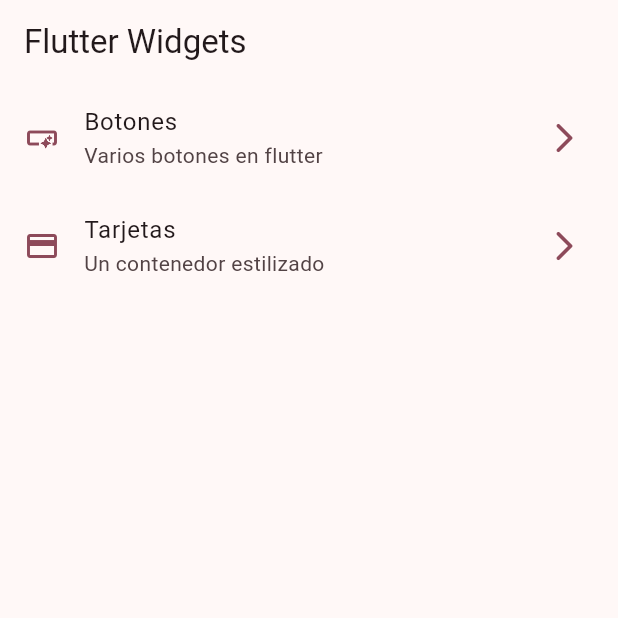
After one commit to alanmoren0D/curso_flutter, a Flutter app: the screen it shows after launch, on a phone screen of 412 x 824 dp, the top half of it. The commit adds this screen. Run offline on Flutter 3.47's test engine with Material 2 defaults, Android fonts, the phone set to English and light mode, and no system bars; our stand-ins replace animate_do, dio, go_router, video_player.

Commit message:
lección de rutas

```diff
--- /dev/null
+++ b/05_widget_app/widget_app/lib/config/menu/menu_items.dart
@@ -0,0 +1,34 @@
+
+
+import 'package:flutter/material.dart';
+
+class MenuItem
+{
+  final String title;
+  final String subTitle;
+  final String link;
+  final IconData icon;
+
+  const MenuItem({
+    required this.title,
+    required this.subTitle,
+    required this.link,
+    required this.icon
+  });
+
+}
+
+const appMenuItems = <MenuItem>[
+  MenuItem(
+    title: 'Botones',
+    subTitle: 'Varios botones en flutter',
+    link: '/buttons',
+    icon: Icons.smart_button_outlined
+  ),
+  MenuItem(
+    title: 'Tarjetas',
+    subTitle: 'Un contenedor estilizado',
+    link: '/cards',
+    icon: Icons.credit_card
+  )
+];
--- /dev/null
+++ b/05_widget_app/widget_app/lib/config/router/app_router.dart
@@ -0,0 +1,23 @@
+import 'package:go_router/go_router.dart';
+import 'package:widget_app/presentation/screens/screens.dart';
+
+// GoRouter configuration
+final appRouter = GoRouter(
+  routes: [
+    GoRoute(
+      path: '/',
+      name: HomeScreen.name,
+      builder: (context, state) => const HomeScreen(),
+    ),
+    GoRoute(
+      path: '/buttons',
+      name: ButtonsScreen.name,
+      builder: (context, state) => const ButtonsScreen(),
+    ),
+    GoRoute(
+      path: '/cards',
+      name: CardsScreen.name,
+      builder: (context, state) => const CardsScreen(),
+    ),
+  ],
+);
--- a/05_widget_app/widget_app/lib/config/theme/app_theme.dart
+++ b/05_widget_app/widget_app/lib/config/theme/app_theme.dart
@@ -21,6 +21,9 @@ class AppTheme
 
   ThemeData getTheme() => ThemeData(
     useMaterial3: true,
-    colorSchemeSeed: colorList[selectedColor]
+    colorSchemeSeed: colorList[selectedColor],
+    appBarTheme: const AppBarTheme(
+      centerTitle: false
+    )
   );
 }
--- a/05_widget_app/widget_app/lib/main.dart
+++ b/05_widget_app/widget_app/lib/main.dart
@@ -1,4 +1,5 @@
 import 'package:flutter/material.dart';
+import 'package:widget_app/config/router/app_router.dart';
 import 'package:widget_app/config/theme/app_theme.dart';
 
 void main() {
@@ -10,14 +11,12 @@ class MainApp extends StatelessWidget {
 
   @override
   Widget build(BuildContext context) {
-    return MaterialApp(
+    return MaterialApp.router(
+      routerConfig: appRouter,
       debugShowCheckedModeBanner: false,
-      theme: AppTheme().getTheme(),
-      home:const Scaffold(
-        body: Center(
-          child: Text('Hello World!'),
-        ),
-      ),
+      theme: AppTheme(selectedColor: 8).getTheme(),
+
+
     );
   }
 }
--- /dev/null
+++ b/05_widget_app/widget_app/lib/presentation/screens/home/home_screen.dart
@@ -0,0 +1,70 @@
+import 'package:flutter/material.dart';
+import 'package:go_router/go_router.dart';
+import 'package:widget_app/config/menu/menu_items.dart';
+
+class HomeScreen extends StatelessWidget {
+
+  static const String name = 'homa_screen';
+
+  const HomeScreen({super.key});
+
+  @override
+  Widget build(BuildContext context) {
+    return Scaffold(
+      appBar: AppBar(
+        title: const Text('Flutter Widgets'),
+      ),
+      body: const _HomeView(),
+    );
+  }
+}
+
+class _HomeView extends StatelessWidget {
+  const _HomeView();
+
+  @override
+  Widget build(BuildContext context)
+  {
+
+    return ListView.builder(
+      itemCount: appMenuItems.length,
+      itemBuilder: (context, index)
+      {
+        final menuItem = appMenuItems[index];
+        return _CustomListTile(menuItem: menuItem);
+      }
+    );
+  }
+}
+
+class _CustomListTile extends StatelessWidget {
+  const _CustomListTile({
+    required this.menuItem,
+  });
+
+  final MenuItem menuItem;
+
+  @override
+  Widget build(BuildContext context) {
+
+    final colors = Theme.of(context).colorScheme;
+    return ListTile(
+      leading: Icon(menuItem.icon, color: colors.primary,),
+      trailing: Icon(Icons.arrow_forward_ios_rounded, color: colors.primary,),
+      title: Text(menuItem.title),
+      subtitle: Text(menuItem.subTitle),
+      onTap: ()
+      {
+          // Navigator.of(context).push(
+          //   MaterialPageRoute(
+          //     builder : (context) => const ButtonsScreen(),
+          //   ) ,
+          // );
+
+          // Navigator.pushNamed(context, menuItem.link);
+
+          context.push(menuItem.link);
+      },
+    );
+  }
+}
--- /dev/null
+++ b/05_widget_app/widget_app/lib/presentation/screens/screens.dart
@@ -0,0 +1,3 @@
+export 'package:widget_app/presentation/screens/buttons/buttons_screen.dart';
+export 'package:widget_app/presentation/screens/cards/cards_screen.dart';
+export 'package:widget_app/presentation/screens/home/home_screen.dart';
--- a/05_widget_app/widget_app/pubspec.yaml
+++ b/05_widget_app/widget_app/pubspec.yaml
@@ -9,11 +9,12 @@ environment:
 dependencies:
   flutter:
     sdk: flutter
+  go_router: ^10.1.2
 
 dev_dependencies:
+  flutter_lints: ^2.0.0
   flutter_test:
     sdk: flutter
-  flutter_lints: ^2.0.0
 
 flutter:
   uses-material-design: true
```
Also changed, not shown: 05_widget_app/widget_app/lib/presentation/screens/buttons/buttons_screen.dart (added, +18 -0 lines), 05_widget_app/widget_app/lib/presentation/screens/cards/cards_screen.dart (added, +18 -0 lines), 05_widget_app/widget_app/pubspec.lock.
